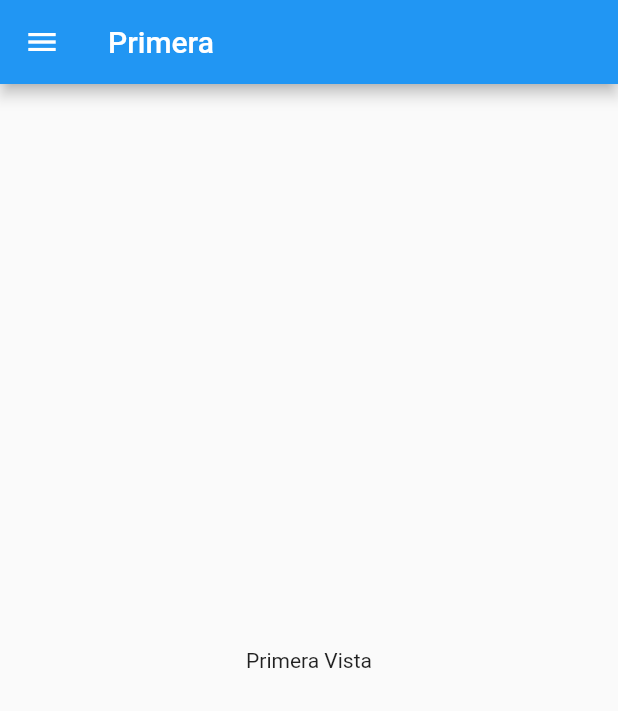
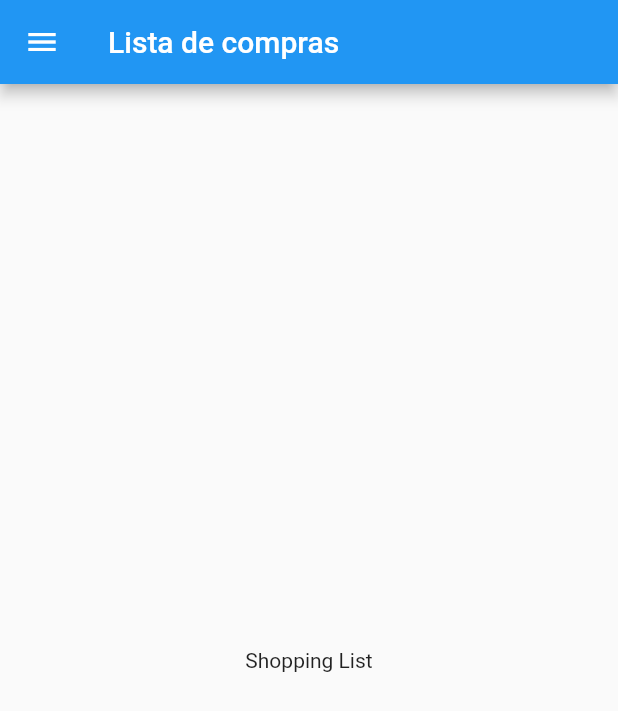
Before and after one commit to LaMaldicionDeMandos/mandos-app, a Flutter app: the screen it shows after launch, in the side drawer, after a tap on "Lista de compras", on a phone screen of 412 x 824 dp. Shown: the top 711 px of the screen. Run offline on Flutter 3.47's test engine with Material 2 defaults, Android fonts, the phone set to English and light mode, and no system bars.

Commit message:
ordeno un poco las cosas

```diff
--- a/lib/main.dart
+++ b/lib/main.dart
@@ -1,4 +1,7 @@
 import 'package:flutter/material.dart';
+import 'package:mandos_app/screens/energy_monitor.dart';
+
+import 'package:mandos_app/screens/shopping_list.dart';
 
 void main() => runApp(MyApp());
 
@@ -16,18 +19,24 @@ class MyApp extends StatelessWidget {
   }
 }
 
+class MainPage extends StatefulWidget {
+  @override
+  _MainPageState createState() => _MainPageState();
+}
+
 class _MainPageState extends State<MainPage> {
-  String _title = 'Primera';
-  int _indexPage = 0;
-  Widget _view;
-  Widget _firstView = Center(child: Text('Primera Vista'));
-  Widget _secondView = Center(child: Text('Segunda Vista'));
+  static final _views = [
+    { 'name': 'Lista de compras', 'view': ShoppingListPage()},
+    { 'name': 'Monitor de consumo', 'view': EnergyMonitorPage()}
+  ];
+  Widget _view = _views.first['view'];
+  String _title = _views.first['name'];
 
   void _selectFeature(int index) {
     setState(() {
-      _indexPage = index;
-      _view = _indexPage == 0 ? _firstView : _secondView;
-      _title = _indexPage == 0 ? 'Primera' : 'Segunda';
+      final view = _views.elementAt(index);
+      _view = view['view'];
+      _title = view['name'];
     });
   }
   @override
@@ -58,15 +67,14 @@ class _MainPageState extends State<MainPage> {
                 )
             ),
             ListTile(
-              title: Text('Lista de compras'),
+              title: Text(_views.elementAt(0)['name']),
               onTap: () {
-
                 Navigator.pop(context);
                 _selectFeature(0);
               },
             ),
             ListTile(
-              title: Text('Monitor de consumo'),
+              title: Text(_views.elementAt(1)['name']),
               onTap: () {
                 Navigator.pop(context);
                 _selectFeature(1);
@@ -79,8 +87,3 @@ class _MainPageState extends State<MainPage> {
   }
 
 }
-
-class MainPage extends StatefulWidget {
-  @override
-  _MainPageState createState() => _MainPageState();
-}
--- /dev/null
+++ b/lib/screens/energy_monitor.dart
@@ -0,0 +1,9 @@
+import 'package:flutter/material.dart';
+
+class EnergyMonitorPage extends StatelessWidget {
+  @override
+  Widget build(BuildContext context) {
+    return Center(child: Text('En construcción'));
+  }
+
+}
--- /dev/null
+++ b/lib/screens/shopping_list.dart
@@ -0,0 +1,9 @@
+import 'package:flutter/material.dart';
+
+class ShoppingListPage extends StatelessWidget {
+  @override
+  Widget build(BuildContext context) {
+    return Center(child: Text('Shopping List'));
+  }
+
+}
```
